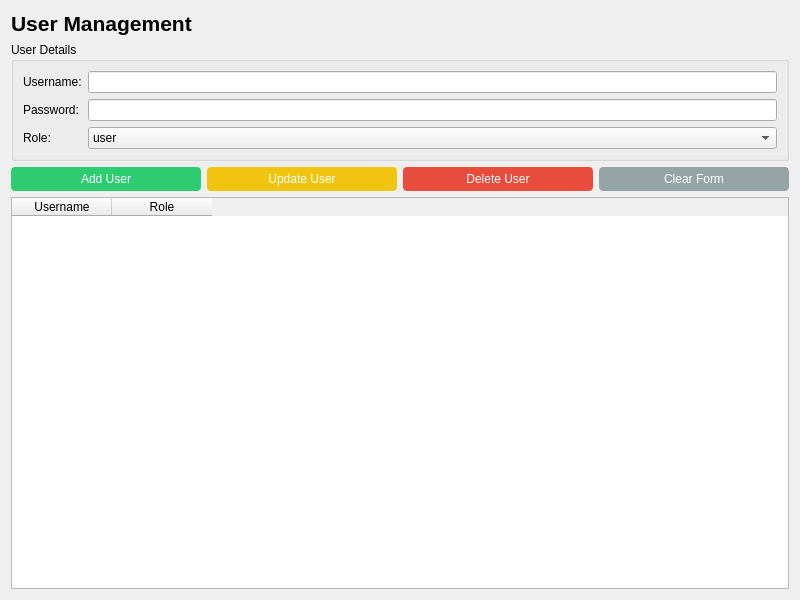
The window that usermanagement.ui (sanjayvanan/Xtend-Voice_Logger) describes before a commit, drawn with Qt 5.
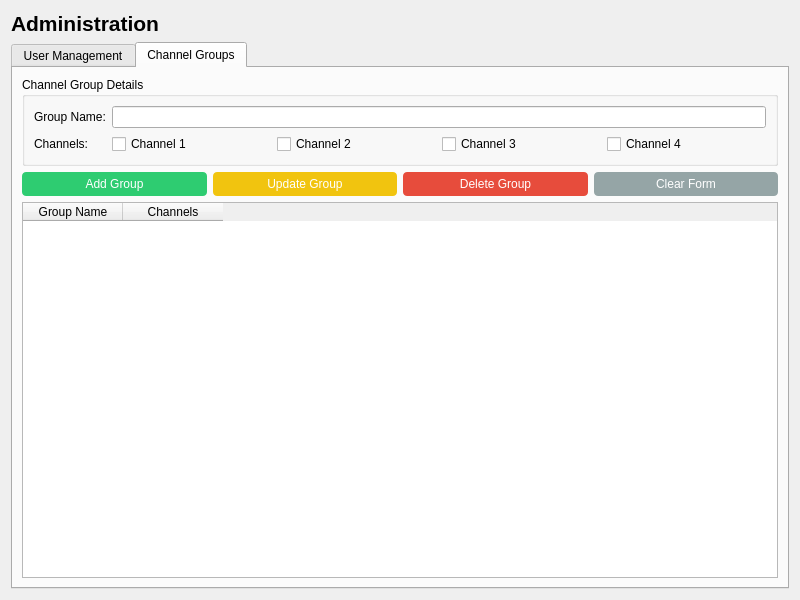
The same window after the commit. The open tabs and pages were chosen to show the change.

Commit message: Added Channel Group Functionality

Patch:
```diff
--- a/usermanagement.ui
+++ b/usermanagement.ui
@@ -23,7 +23,7 @@
       </font>
      </property>
      <property name="text">
-      <string>User Management</string>
+      <string>Administration</string>
      </property>
      <property name="alignment">
       <set>Qt::AlignLeft</set>
@@ -37,6 +37,16 @@
     </widget>
    </item>
    <item>
+    <widget class="QTabWidget" name="tabWidget">
+     <property name="currentIndex">
+      <number>0</number>
+     </property>
+     <widget class="QWidget" name="userTab">
+      <attribute name="title">
+       <string>User Management</string>
+      </attribute>
+      <layout class="QVBoxLayout" name="verticalLayout_2">
+       <item>
     <widget class="QGroupBox" name="formGroupBox">
      <property name="title">
       <string>User Details</string>
@@ -196,6 +206,183 @@
        <string>Role</string>
       </property>
      </column>
+        </widget>
+       </item>
+      </layout>
+     </widget>
+     <widget class="QWidget" name="channelTab">
+      <attribute name="title">
+       <string>Channel Groups</string>
+      </attribute>
+      <layout class="QVBoxLayout" name="verticalLayout_3">
+       <item>
+        <widget class="QGroupBox" name="channelGroupBox">
+         <property name="title">
+          <string>Channel Group Details</string>
+         </property>
+         <layout class="QFormLayout" name="formLayout_2">
+          <item row="0" column="0">
+           <widget class="QLabel" name="groupNameLabel">
+            <property name="text">
+             <string>Group Name:</string>
+            </property>
+           </widget>
+          </item>
+          <item row="0" column="1">
+           <widget class="QLineEdit" name="groupNameEdit"/>
+          </item>
+          <item row="1" column="0">
+           <widget class="QLabel" name="channelsLabel">
+            <property name="text">
+             <string>Channels:</string>
+            </property>
+           </widget>
+          </item>
+          <item row="1" column="1">
+           <layout class="QHBoxLayout" name="horizontalLayout">
+            <item>
+             <widget class="QCheckBox" name="channel1Check">
+              <property name="text">
+               <string>Channel 1</string>
+              </property>
+             </widget>
+            </item>
+            <item>
+             <widget class="QCheckBox" name="channel2Check">
+              <property name="text">
+               <string>Channel 2</string>
+              </property>
+             </widget>
+            </item>
+            <item>
+             <widget class="QCheckBox" name="channel3Check">
+              <property name="text">
+               <string>Channel 3</string>
+              </property>
+             </widget>
+            </item>
+            <item>
+             <widget class="QCheckBox" name="channel4Check">
+              <property name="text">
+               <string>Channel 4</string>
+              </property>
+             </widget>
+            </item>
+           </layout>
+          </item>
+         </layout>
+        </widget>
+       </item>
+       <item>
+        <layout class="QHBoxLayout" name="channelButtonLayout">
+         <item>
+          <widget class="QPushButton" name="addChannelGroupButton">
+           <property name="text">
+            <string>Add Group</string>
+           </property>
+           <property name="styleSheet">
+            <string notr="true">
+             QPushButton {
+                 background-color: #2ecc71;
+                 color: white;
+                 border: none;
+                 padding: 5px 15px;
+                 border-radius: 4px;
+             }
+             QPushButton:hover {
+                 background-color: #27ae60;
+             }
+            </string>
+           </property>
+          </widget>
+         </item>
+         <item>
+          <widget class="QPushButton" name="editChannelGroupButton">
+           <property name="text">
+            <string>Update Group</string>
+           </property>
+           <property name="styleSheet">
+            <string notr="true">
+             QPushButton {
+                 background-color: #f1c40f;
+                 color: white;
+                 border: none;
+                 padding: 5px 15px;
+                 border-radius: 4px;
+             }
+             QPushButton:hover {
+                 background-color: #f39c12;
+             }
+            </string>
+           </property>
+          </widget>
+         </item>
+         <item>
+          <widget class="QPushButton" name="deleteChannelGroupButton">
+           <property name="text">
+            <string>Delete Group</string>
+           </property>
+           <property name="styleSheet">
+            <string notr="true">
+             QPushButton {
+                 background-color: #e74c3c;
+                 color: white;
+                 border: none;
+                 padding: 5px 15px;
+                 border-radius: 4px;
+             }
+             QPushButton:hover {
+                 background-color: #c0392b;
+             }
+            </string>
+           </property>
+          </widget>
+         </item>
+         <item>
+          <widget class="QPushButton" name="clearChannelGroupButton">
+           <property name="text">
+            <string>Clear Form</string>
+           </property>
+           <property name="styleSheet">
+            <string notr="true">
+             QPushButton {
+                 background-color: #95a5a6;
+                 color: white;
+                 border: none;
+                 padding: 5px 15px;
+                 border-radius: 4px;
+             }
+             QPushButton:hover {
+                 background-color: #7f8c8d;
+             }
+            </string>
+           </property>
+          </widget>
+         </item>
+        </layout>
+       </item>
+       <item>
+        <widget class="QTableWidget" name="channelGroupTable">
+         <property name="selectionBehavior">
+          <enum>QAbstractItemView::SelectRows</enum>
+         </property>
+         <property name="selectionMode">
+          <enum>QAbstractItemView::SingleSelection</enum>
+         </property>
+         <column>
+          <property name="text">
+           <string>Group Name</string>
+          </property>
+         </column>
+         <column>
+          <property name="text">
+           <string>Channels</string>
+          </property>
+         </column>
+        </widget>
+       </item>
+      </layout>
+     </widget>
     </widget>
    </item>
   </layout>
```
Left out of the diff: 80 changed lines with no effect on the pictures. Lines whose indentation alone changed are shown as unchanged. The commit also changes 23 other files.
